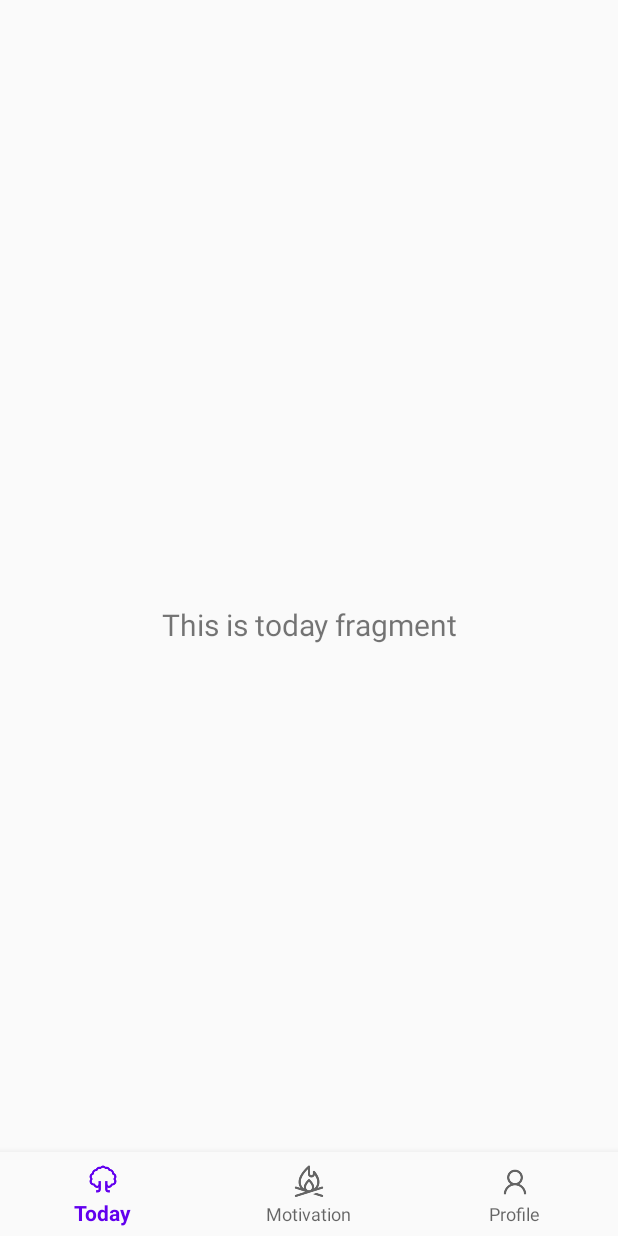
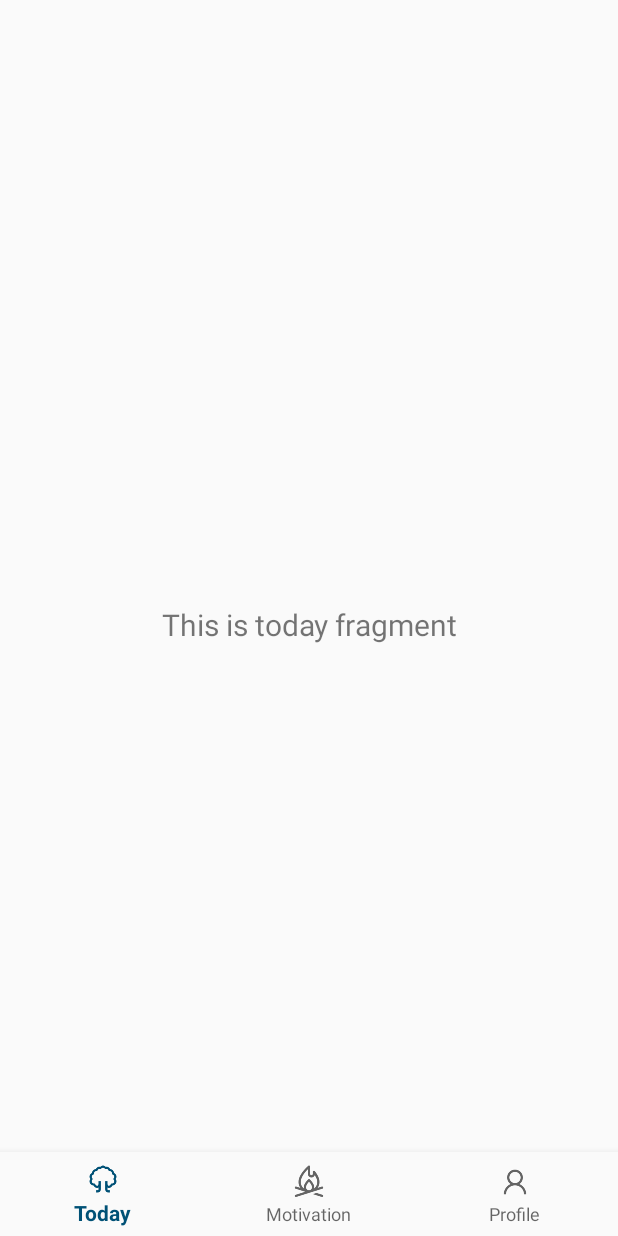
Before and after one commit to kajgaard/MentaliTree, an Android app: the screen it shows after launch (MainActivity), on a phone screen of 412 x 824 dp. Run offline under Robolectric (Android 15) with nearby library versions, the light colour scheme and no system bars; our stand-ins replace navigation-ui.

Commit message:
Added colors

```diff
--- a/app/src/main/res/values/colors.xml
+++ b/app/src/main/res/values/colors.xml
@@ -9,4 +9,7 @@
     <color name="white">#FFFFFFFF</color>
     <color name="light_grey">#FFAFAFAF</color>
     <color name="light_blue">#FF71B7D7</color>
+    <color name="dark_marine">#FF005176</color>
+    <color name="green">#FF99B57A</color>
+    <color name="red">#FFE97979</color>
 </resources>
--- a/app/src/main/res/values/themes.xml
+++ b/app/src/main/res/values/themes.xml
@@ -2,15 +2,15 @@
     <!-- Base application theme. -->
     <style name="Theme.MentaliTree" parent="Theme.AppCompat.DayNight.NoActionBar">
         <!-- Primary brand color. -->
-        <item name="colorPrimary">@color/purple_500</item>
-        <item name="colorPrimaryVariant">@color/purple_700</item>
+        <item name="colorPrimary">@color/dark_marine</item>
+        <item name="colorPrimaryVariant">@color/light_blue</item>
         <item name="colorOnPrimary">@color/white</item>
         <!-- Secondary brand color. -->
-        <item name="colorSecondary">@color/teal_200</item>
-        <item name="colorSecondaryVariant">@color/teal_700</item>
+        <item name="colorSecondary">@color/light_blue</item>
+        <item name="colorSecondaryVariant">@color/light_blue</item>
         <item name="colorOnSecondary">@color/black</item>
         <!-- Status bar color. -->
-        <item name="android:statusBarColor">?attr/colorPrimaryVariant</item>
+        <item name="android:statusBarColor">@android:color/transparent</item>
         <!-- Customize your theme here. -->
     </style>
 </resources>
```
